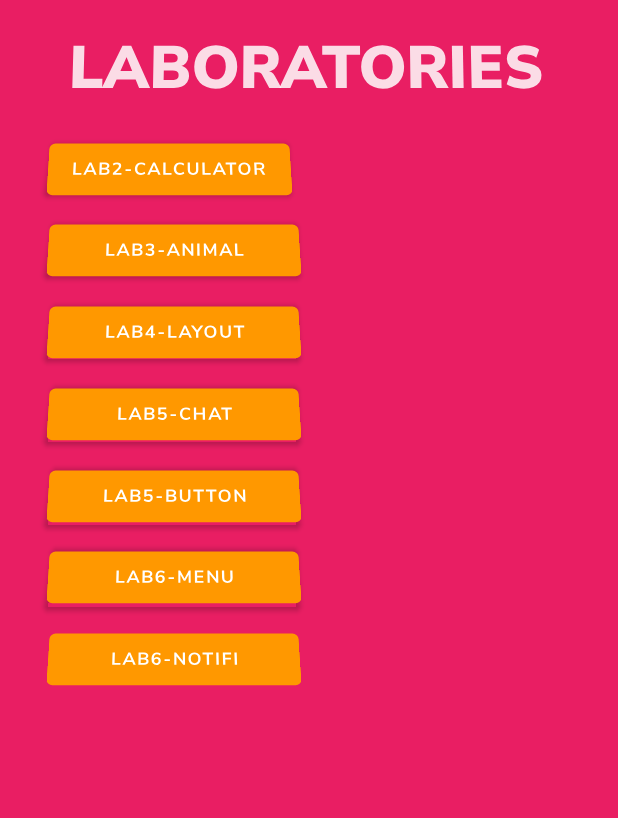
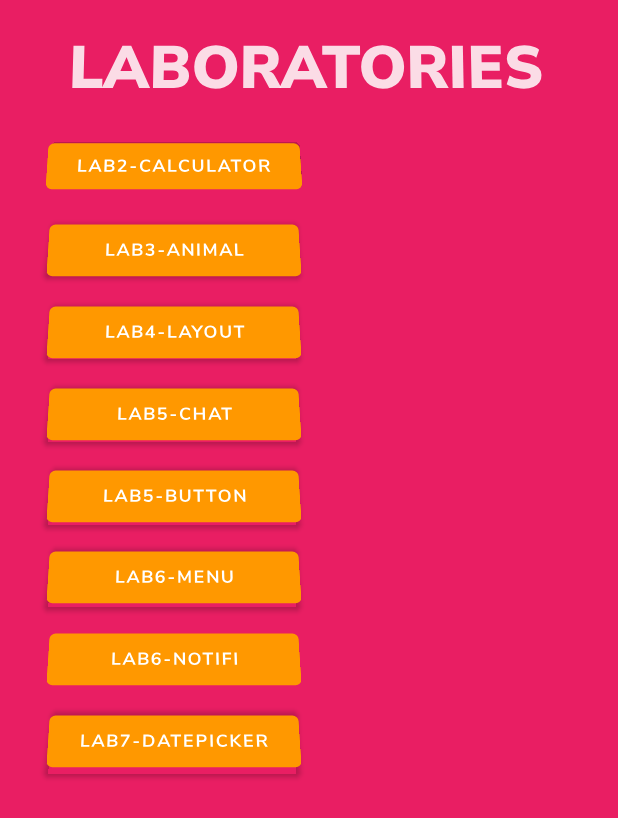
Before and after one commit to hulgeebnaa/androidStudio-lab, an Android app: the Option screen opened directly, with no data from a screen before it, on a phone screen of 412 x 824 dp. Shown: the top 818 px of the screen. Run offline under Robolectric (Android 15) with nearby library versions, the light colour scheme and no system bars.

Commit message:
lab7 tal deeree

```diff
--- a/app/src/main/AndroidManifest.xml
+++ b/app/src/main/AndroidManifest.xml
@@ -9,7 +9,8 @@
         android:roundIcon="@mipmap/ic_launcher_round"
         android:supportsRtl="true"
         android:theme="@style/Theme.Lab3">
-        <activity android:name=".lab6n2n2"></activity>
+        <activity android:name=".lab7n1"></activity>
+        <activity android:name=".lab6n2n2" />
         <activity android:name=".lab6n2" />
         <activity android:name=".lab6n1" />
         <activity android:name=".lab5_btn" />
--- a/app/src/main/java/com/example/lab3/Option.java
+++ b/app/src/main/java/com/example/lab3/Option.java
@@ -26,6 +26,7 @@ public class Option extends AppCompatActivity {
         Button lab5btn = (Button) findViewById(R.id.lab5btn);
         Button lab6menu = (Button) findViewById(R.id.lab6menu);
         Button lab6noti = (Button) findViewById(R.id.lab6noti);
+        Button lab7n1 = (Button) findViewById(R.id.lab7n1);
         lab2.setOnClickListener(new View.OnClickListener() {
             @Override
             public void onClick(View v) {
@@ -51,6 +52,7 @@ public class Option extends AppCompatActivity {
         lab5btn.setOnClickListener(v -> lab5btnclick());
         lab6menu.setOnClickListener(v -> lab6menu());
         lab6noti.setOnClickListener(v -> lab6noti());
+        lab7n1.setOnClickListener(v -> lab7n1click());
     }
 
     private void lab5click() {
@@ -69,4 +71,8 @@ public class Option extends AppCompatActivity {
         Intent intent = new Intent(Option.this, lab6n2.class);
         startActivity(intent);
     }
+    private void lab7n1click() {
+        Intent intent = new Intent(Option.this, lab7n1.class);
+        startActivity(intent);
+    }
 }
--- a/app/src/main/res/layout/activity_option.xml
+++ b/app/src/main/res/layout/activity_option.xml
@@ -9,8 +9,8 @@
 
     <Button
         android:id="@+id/welcome"
-        android:layout_width="wrap_content"
-        android:layout_height="wrap_content"
+        android:layout_width="169dp"
+        android:layout_height="44dp"
         android:fontFamily="@font/nunito_sans_bold"
         android:rotationX="17"
         android:text="@string/lab2_calculator"
@@ -119,6 +119,22 @@
         app:layout_constraintTop_toTopOf="parent"
         app:layout_constraintVertical_bias="0.535" />
 
+    <Button
+        android:id="@+id/lab7n1"
+        android:layout_width="168dp"
+        android:layout_height="48dp"
+        android:fontFamily="@font/nunito_sans_bold"
+        android:rotationX="17"
+        android:text="lab7-DatePicker"
+        android:textSize="12sp"
+        app:backgroundTint="#FF9800"
+        app:layout_constraintBottom_toBottomOf="parent"
+        app:layout_constraintEnd_toEndOf="parent"
+        app:layout_constraintHorizontal_bias="0.131"
+        app:layout_constraintStart_toStartOf="parent"
+        app:layout_constraintTop_toTopOf="parent"
+        app:layout_constraintVertical_bias="0.606" />
+
     <TextView
         android:id="@+id/textView6"
         android:layout_width="wrap_content"
--- a/app/src/main/res/values/colors.xml
+++ b/app/src/main/res/values/colors.xml
@@ -12,4 +12,5 @@
     <color name="blue">#2298F6</color>
     <color name="green">#4CAF50</color>
     <color name="background">#E91E63</color>
+    <color name="hint">#A8A1A3</color>
 </resources>
```
Also changed, not shown: app/src/main/java/com/example/lab3/DatePickerFragment.java (added, +23 -0 lines), app/src/main/java/com/example/lab3/TimePickerFragment.java (added, +25 -0 lines), app/src/main/java/com/example/lab3/lab7n1.java (added, +67 -0 lines), app/src/main/res/layout/activity_lab7n1.xml (added, +73 -0 lines).
